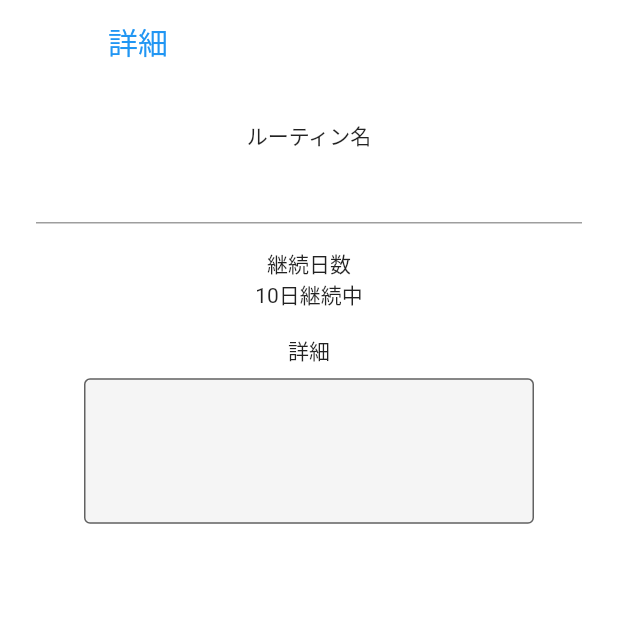
After one commit to yuto90/routine_task, a Flutter app: the screen it shows after launch, after a tap on an icon or button, on a phone screen of 412 x 824 dp, the top half of it. The commit adds this screen. Run offline on Flutter 3.47's test engine with Material 2 defaults, Android fonts, the light colour scheme and no system bars; our stand-ins replace firebase_core, flutter_riverpod; accounts and stored records are empty; generated files the repository leaves out were written again.

Commit message:
詳細画面への画面遷移(仮)

```diff
--- /dev/null
+++ b/lib/view/detail.dart
@@ -0,0 +1,76 @@
+import 'package:flutter/material.dart';
+import 'package:flutter_riverpod/flutter_riverpod.dart';
+import 'package:routine_task/size_config.dart';
+
+class Detail extends ConsumerWidget {
+  const Detail({super.key});
+
+  @override
+  Widget build(BuildContext context, WidgetRef ref) {
+    // Widgetサイズ最適化用クラスを初期化
+    SizeConfig().init(context);
+    return Scaffold(
+      backgroundColor: Colors.white,
+      appBar: AppBar(
+        backgroundColor: Colors.white,
+        elevation: 0,
+        title: const Text(
+          '詳細',
+          style: TextStyle(color: Colors.blue),
+        ),
+      ),
+      body: Padding(
+        padding: const EdgeInsets.all(16.0),
+        child: Column(
+          children: [
+            Container(
+              padding: const EdgeInsets.all(8.0),
+              child: Column(
+                children: [
+                  Text('ルーティン名'),
+                  TextField(),
+                ],
+              ),
+            ),
+            Container(
+              padding: const EdgeInsets.all(8.0),
+              child: Column(
+                children: [
+                  Text('継続日数'),
+                  Text('10日継続中'),
+                ],
+              ),
+            ),
+            Container(
+              padding: const EdgeInsets.all(8.0),
+              child: Column(
+                children: [
+                  Text('詳細'),
+                  Padding(
+                    padding:
+                        EdgeInsets.only(top: SizeConfig.blockSizeVertical! * 1),
+                    child: SizedBox(
+                      height: 100,
+                      width: 300,
+                      child: TextFormField(
+                        maxLines: null,
+                        minLines: 3,
+                        decoration: const InputDecoration(
+                          border: OutlineInputBorder(),
+                          filled: true,
+                          labelText: '',
+                          //この一行
+                          alignLabelWithHint: true,
+                        ),
+                      ),
+                    ),
+                  ),
+                ],
+              ),
+            ),
+          ],
+        ),
+      ),
+    );
+  }
+}
--- a/lib/view/top.dart
+++ b/lib/view/top.dart
@@ -2,6 +2,7 @@ import 'package:flutter/material.dart';
 import 'package:flutter_riverpod/flutter_riverpod.dart';
 import 'package:routine_task/components/contributions.dart';
 import 'package:routine_task/size_config.dart';
+import 'package:routine_task/view/detail.dart';
 import '../model/provider.dart';
 import 'add_routine.dart';
 
@@ -29,12 +30,20 @@ class Top extends ConsumerWidget {
         itemBuilder: (BuildContext context, int index) {
           return Column(
             children: [
-              ListTile(
-                leading: const Icon(Icons.face),
-                title: Text('$index'),
-                subtitle: const Text('ルーティン'),
-                trailing: Text('$index日継続中'),
+              GestureDetector(
+                onTap: () {
+                  Navigator.of(context).push<void>(
+                      MaterialPageRoute(builder: (context) => const Detail()));
+                },
+                // タッチ検出対象のWidget
+                child: ListTile(
+                  leading: const Icon(Icons.face),
+                  title: Text('$index'),
+                  subtitle: const Text('ルーティン'),
+                  trailing: Text('$index日継続中'),
+                ),
               ),
+
               // todo 渡すリストを可変にする
               Contributions(
                 contributionsList: ref.read(contributeMock.notifier).state,
```
Also changed, not shown: 1 other file.
